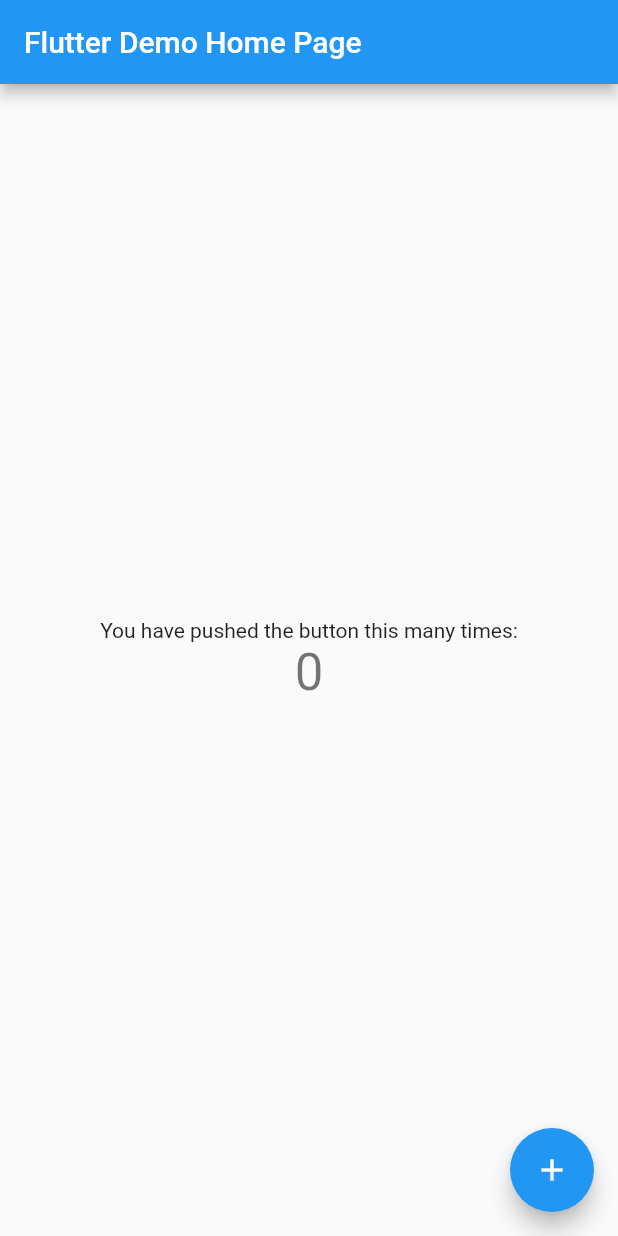
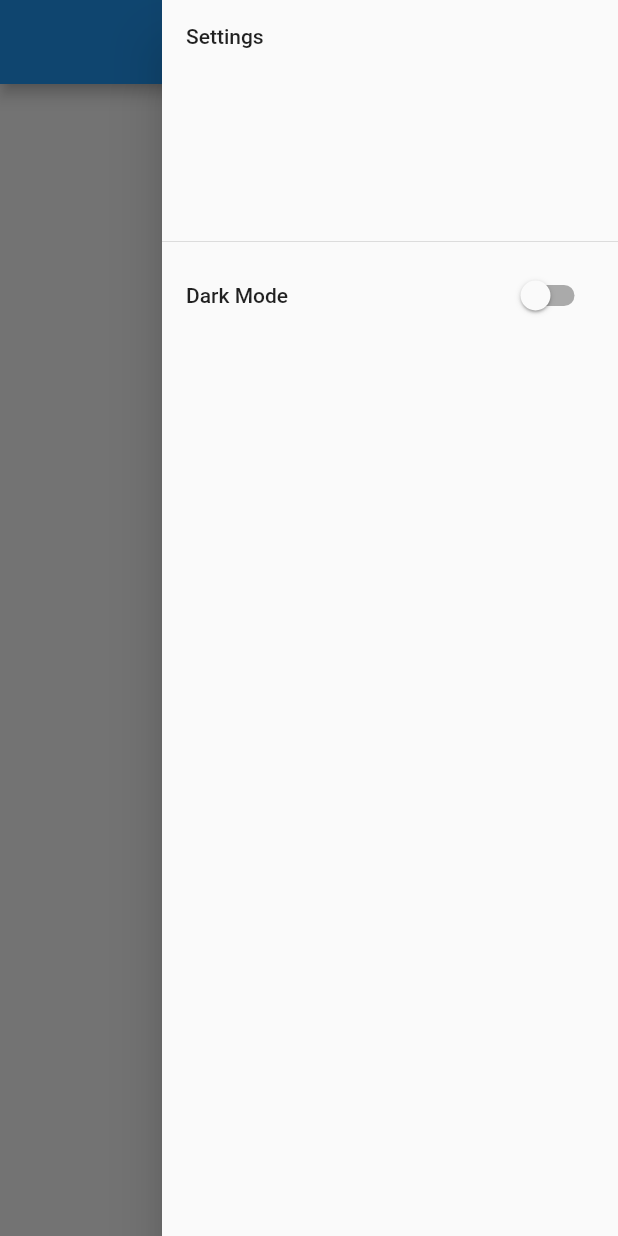
Before and after one commit to nlanners/journal, a Flutter app: the screen it shows after launch, with the side drawer open (before the commit the screen has no drawer), on a phone screen of 412 x 824 dp. Run offline on Flutter 3.47's test engine with Material 2 defaults, Android fonts, the phone set to English and light mode, and no system bars; our stand-ins replace shared_preferences.

Commit message:
Created Dark Theme switching functionality

```diff
--- a/lib/main.dart
+++ b/lib/main.dart
@@ -1,115 +1,53 @@
 import 'package:flutter/material.dart';
+import 'package:shared_preferences/shared_preferences.dart';
+import 'screens/welcome.dart';
+import 'styles.dart';
 
-void main() {
-  runApp(const MyApp());
+void main() async {
+  WidgetsFlutterBinding.ensureInitialized();
+  runApp(MyApp(prefs: await SharedPreferences.getInstance()));
 }
 
-class MyApp extends StatelessWidget {
-  const MyApp({Key? key}) : super(key: key);
+class MyApp extends StatefulWidget {
+  const MyApp({Key? key, required this.prefs}) : super(key: key);
 
-  // This widget is the root of your application.
+  final SharedPreferences prefs;
+
+  @override
+  State<MyApp> createState() => MyAppState();
+}
+
+
+class MyAppState extends State<MyApp> {
+
+  static const DARK_MODE_KEY = 'darkMode';
+  String get darkMode =>
+    widget.prefs.getString(DARK_MODE_KEY) ?? 'false';
+
   @override
   Widget build(BuildContext context) {
     return MaterialApp(
-      title: 'Flutter Demo',
-      theme: ThemeData(
-        // This is the theme of your application.
-        //
-        // Try running your application with "flutter run". You'll see the
-        // application has a blue toolbar. Then, without quitting the app, try
-        // changing the primarySwatch below to Colors.green and then invoke
-        // "hot reload" (press "r" in the console where you ran "flutter run",
-        // or simply save your changes to "hot reload" in a Flutter IDE).
-        // Notice that the counter didn't reset back to zero; the application
-        // is not restarted.
-        primarySwatch: Colors.blue,
-      ),
-      home: const MyHomePage(title: 'Flutter Demo Home Page'),
+      title: 'Journal',
+      theme: Styles.lightTheme,
+      darkTheme: Styles.darkTheme,
+      themeMode:
+        widget.prefs.getString(DARK_MODE_KEY) == 'true' ?
+          ThemeMode.dark : ThemeMode.light,
+      routes: {
+        Welcome.routeName: (context) => Welcome(
+          switchToDarkMode: switchToDarkMode,
+          darkMode: darkMode),
+      },
+      initialRoute: Welcome.routeName,
     );
   }
-}
 
-class MyHomePage extends StatefulWidget {
-  const MyHomePage({Key? key, required this.title}) : super(key: key);
-
-  // This widget is the home page of your application. It is stateful, meaning
-  // that it has a State object (defined below) that contains fields that affect
-  // how it looks.
-
-  // This class is the configuration for the state. It holds the values (in this
-  // case the title) provided by the parent (in this case the App widget) and
-  // used by the build method of the State. Fields in a Widget subclass are
-  // always marked "final".
-
-  final String title;
-
-  @override
-  State<MyHomePage> createState() => _MyHomePageState();
-}
-
-class _MyHomePageState extends State<MyHomePage> {
-  int _counter = 0;
-
-  void _incrementCounter() {
-    setState(() {
-      // This call to setState tells the Flutter framework that something has
-      // changed in this State, which causes it to rerun the build method below
-      // so that the display can reflect the updated values. If we changed
-      // _counter without calling setState(), then the build method would not be
-      // called again, and so nothing would appear to happen.
-      _counter++;
+  void switchToDarkMode() {
+    setState( () {
+      widget.prefs.setString(DARK_MODE_KEY,
+        darkMode.toString() == 'true' ? false.toString() : true.toString());
     });
   }
 
-  @override
-  Widget build(BuildContext context) {
-    // This method is rerun every time setState is called, for instance as done
-    // by the _incrementCounter method above.
-    //
-    // The Flutter framework has been optimized to make rerunning build methods
-    // fast, so that you can just rebuild anything that needs updating rather
-    // than having to individually change instances of widgets.
-    return Scaffold(
-      appBar: AppBar(
-        // Here we take the value from the MyHomePage object that was created by
-        // the App.build method, and use it to set our appbar title.
-        title: Text(widget.title),
-      ),
-      body: Center(
-        // Center is a layout widget. It takes a single child and positions it
-        // in the middle of the parent.
-        child: Column(
-          // Column is also a layout widget. It takes a list of children and
-          // arranges them vertically. By default, it sizes itself to fit its
-          // children horizontally, and tries to be as tall as its parent.
-          //
-          // Invoke "debug painting" (press "p" in the console, choose the
-          // "Toggle Debug Paint" action from the Flutter Inspector in Android
-          // Studio, or the "Toggle Debug Paint" command in Visual Studio Code)
-          // to see the wireframe for each widget.
-          //
-          // Column has various properties to control how it sizes itself and
-          // how it positions its children. Here we use mainAxisAlignment to
-          // center the children vertically; the main axis here is the vertical
-          // axis because Columns are vertical (the cross axis would be
-          // horizontal).
-          mainAxisAlignment: MainAxisAlignment.center,
-          children: <Widget>[
-            const Text(
-              'You have pushed the button this many times:',
-            ),
-            Text(
-              '$_counter',
-              style: Theme.of(context).textTheme.headline4,
-            ),
-          ],
-        ),
-      ),
-      floatingActionButton: FloatingActionButton(
-        onPressed: _incrementCounter,
-        tooltip: 'Increment',
-        child: const Icon(Icons.add),
-      ), // This trailing comma makes auto-formatting nicer for build methods.
-    );
-  }
+
 }
--- /dev/null
+++ b/lib/screens/welcome.dart
@@ -0,0 +1,51 @@
+import 'package:flutter/material.dart';
+
+class Welcome extends StatefulWidget {
+  Welcome({
+    Key? key,
+    required this.switchToDarkMode,
+    required this.darkMode,
+    }) : super(key: key);
+
+  static const routeName = 'Welcome';
+  final void Function() switchToDarkMode;
+  String darkMode;
+
+  @override
+  State<Welcome> createState() => _WelcomeState();
+}
+
+class _WelcomeState extends State<Welcome> {
+
+  @override
+  Widget build(BuildContext context) {
+    return Scaffold(
+      appBar: AppBar(
+        title: const Center(
+          child: Text(Welcome.routeName)
+        )
+      ),
+      endDrawer: Drawer(
+        child: ListView(
+          children: [
+            const DrawerHeader(
+              child: Text('Settings'),
+            ),
+            SwitchListTile(
+              title: const Text('Dark Mode'),
+              value: widget.darkMode == 'true' ? true : false,
+              onChanged: (bool value) {
+                setState( () {
+                  widget.switchToDarkMode();
+                // widget.darkMode = value;
+                });
+              },
+
+            ),
+          ],)
+      ),
+    );
+  }
+
+
+}
--- /dev/null
+++ b/lib/styles.dart
@@ -0,0 +1,101 @@
+import 'package:flutter/material.dart';
+
+class Styles {
+
+  static const _textSizeLarge = 25.0;
+  static const _textSizeDefault = 20.0;
+  static const _textSizeSmall = 12.0;
+  static const Color _textColorDefault = Colors.black;
+  static const Color _textColorFaint = Colors.blueGrey;
+  static const Color _textColorBright = Colors.white;
+  static const Color _textColorSpecial = Colors.red;
+  static const String _fontNameDefault = 'Roboto';
+
+  static const navBarTitle = TextStyle(
+    fontFamily: _fontNameDefault,
+    fontWeight: FontWeight.w400,
+    fontSize: _textSizeDefault,
+    color: _textColorBright
+  );
+
+  static const headerLarge = TextStyle(
+    fontFamily: _fontNameDefault,
+    fontWeight: FontWeight.w700,
+    fontSize: _textSizeLarge,
+    color: _textColorFaint,
+    shadows:[
+      Shadow(
+        color: Colors.black,
+        blurRadius: 2,
+        offset: Offset(2.5, 2)
+      )
+    ]
+  );
+
+  static const normalText = TextStyle(
+    fontFamily: _fontNameDefault,
+    fontWeight: FontWeight.normal,
+    fontSize: _textSizeDefault,
+    color: _textColorDefault
+  );
+
+  static const clickText = TextStyle(
+    fontFamily: _fontNameDefault,
+    fontWeight: FontWeight.bold,
+    fontSize: _textSizeLarge,
+    color: _textColorDefault,
+    shadows:[
+      Shadow(
+        color: Colors.white,
+        blurRadius: 3,
+        offset: Offset(2.5, 2)
+      )
+    ]
+  );
+
+  static const responseText = TextStyle(
+    fontFamily: _fontNameDefault,
+    fontWeight: FontWeight.bold,
+    fontSize: _textSizeLarge,
+    color: _textColorBright,
+    shadows:[
+      Shadow(
+        color: Colors.black,
+        blurRadius: 5,
+        offset: Offset(2.5, 2)
+      )
+    ]
+  );
+
+  static const titleText = TextStyle(
+    fontFamily: _fontNameDefault,
+    fontWeight: FontWeight.bold,
+    fontSize: _textSizeDefault,
+    color: _textColorSpecial,
+    shadows: [
+      Shadow(
+        color: Colors.black,
+        blurRadius: 5,
+        offset: Offset(2.5, 2)
+      )
+    ]
+  );
+
+  static const jobText = TextStyle(
+    fontFamily: _fontNameDefault,
+    fontWeight: FontWeight.normal,
+    fontSize: _textSizeSmall,
+    color: _textColorDefault
+  );
+
+  static ThemeData lightTheme = ThemeData(
+    colorScheme: const ColorScheme.light(
+      primary: Colors.blue,
+    ),
+  );
+
+  static ThemeData darkTheme = ThemeData(
+    colorScheme: const ColorScheme.dark(),
+  );
+
+}
```
Also changed, not shown: pubspec.yaml (+2 -48 lines), pubspec.lock.
